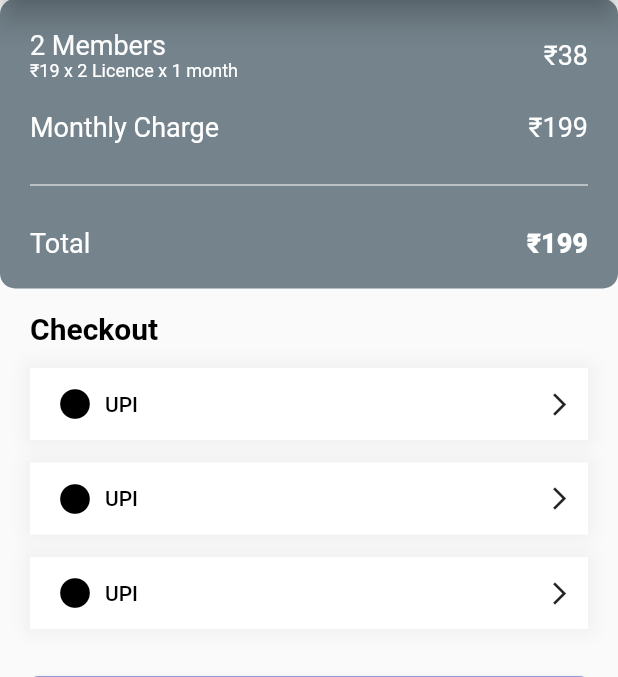
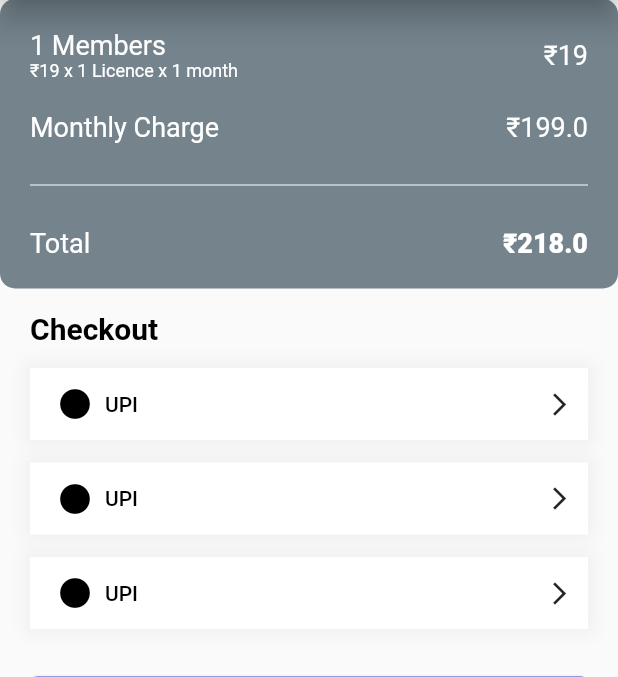
Before and after one commit to QikTech/dezyit_prasad, a Flutter app: the screen it shows after launch, after a tap on "Checkout", on a phone screen of 412 x 824 dp, the part 85-762 px from its top. Run offline on Flutter 3.47's test engine with Material 2 defaults, Android fonts, the phone set to English and light mode, and no system bars.

Commit message:
Checkout PageDynamic Data Ready

```diff
--- a/lib/screens/PlansAndPricing.dart
+++ b/lib/screens/PlansAndPricing.dart
@@ -192,7 +192,7 @@ class _PlansAndPricingState extends State<PlansAndPricing> {
                 width: size.width,
                 decoration: BoxDecoration(border: Border.all(color: grayy)),
                 child: Padding(
-                  padding: const EdgeInsets.fromLTRB(20, 30, 0, 20),
+                  padding: const EdgeInsets.fromLTRB(20, 30, 20, 20),
                   child: Column(
                     // MAIN COLUMN ####################################################
                     crossAxisAlignment: CrossAxisAlignment.start,
@@ -410,6 +410,7 @@ class _PlansAndPricingState extends State<PlansAndPricing> {
                           ),
                         ],
                       ),
+                      SizedBox(height: 20,),
                       Row(
                         mainAxisAlignment: MainAxisAlignment.spaceBetween,
                         children: [
@@ -429,11 +430,15 @@ class _PlansAndPricingState extends State<PlansAndPricing> {
                           ),
                         ],
                       ),
+                      SizedBox(height: 20,),
+
                       Divider(
                         indent: 20,
                         endIndent: 20,
                         color: Color(0xff74838C),
                       ),
+                      SizedBox(height: 20,),
+
                       Row(
                         mainAxisAlignment: MainAxisAlignment.spaceBetween,
                         children: [
@@ -453,6 +458,8 @@ class _PlansAndPricingState extends State<PlansAndPricing> {
                           ),
                         ],
                       ),
+                      SizedBox(height: 20,),
+
                       Center(
                         child: MaterialButton(
                           minWidth: size.width,
@@ -463,7 +470,7 @@ class _PlansAndPricingState extends State<PlansAndPricing> {
                           onPressed: () {
                             Navigator.push(
                               context,
-                              MaterialPageRoute(builder: (context) => Checkout()),
+                              MaterialPageRoute(builder: (context) => Checkout(selectedPackage,counter),),
                             );
                           },
                           color: purpleAccent,
--- a/lib/screens/checkout.dart
+++ b/lib/screens/checkout.dart
@@ -1,18 +1,31 @@
+import 'package:dezyit_prasad/models/packageModel.dart';
 import 'package:dezyit_prasad/screens/PaymentResult.dart';
 import 'package:flutter/cupertino.dart';
 import 'package:flutter/material.dart';
 import 'colors.dart';
+
 import 'PlansAndPricing.dart';
 
 class Checkout extends StatefulWidget {
+  final PackageModel model;
+  final int  totalMember;
+
+  Checkout(this.model,this.totalMember);
+
   @override
-  _CheckoutState createState() => _CheckoutState();
+  _CheckoutState createState() => _CheckoutState(pm: this.model, counter: this.totalMember);
 }
 
 class _CheckoutState extends State<Checkout> {
 
+  PackageModel? pm ;
+  int counter;
+
+  _CheckoutState({required this.pm, required this.counter});
   @override
   Widget build(BuildContext context) {
+
+    print(pm!.amount);
     Size size = MediaQuery.of(context).size;
     return Scaffold(
       appBar: AppBar(
@@ -73,19 +86,19 @@ class _CheckoutState extends State<Checkout> {
                             crossAxisAlignment: CrossAxisAlignment.start,
                             children: [
                               Text(
-                                '2 Members',
+                                '$counter Members',
                                 style:
                                     TextStyle(fontSize: 18, color: Colors.white),
                               ),
                               Text(
-                                '₹19 x 2 Licence x 1 month',
+                                '₹19 x $counter Licence x 1 month',
                                 style:
                                     TextStyle(fontSize: 12, color: Colors.white),
                               ),
                             ],
                           ),
                           Text(
-                            '₹38',
+                            '₹${counter*19}',
                             style: TextStyle(fontSize: 18, color: Colors.white),
                           ),
                         ],
@@ -95,11 +108,11 @@ class _CheckoutState extends State<Checkout> {
                         mainAxisAlignment: MainAxisAlignment.spaceBetween,
                         children: [
                           Text(
-                            'Monthly Charge',
+                            '${pm!.packageName} Charge',
                             style: TextStyle(fontSize: 18, color: Colors.white),
                           ),
                           Text(
-                            '₹199',
+                            '₹${pm!.amount}',
                             style: TextStyle(fontSize: 18, color: Colors.white),
                           ),
                         ],
@@ -117,7 +130,7 @@ class _CheckoutState extends State<Checkout> {
                             style: TextStyle(fontSize: 18, color: Colors.white),
                           ),
                           Text(
-                            '₹199',
+                            '₹${19*counter+pm!.amount}',
                             style: TextStyle(
                                 fontSize: 18,
                                 color: Colors.white,
```
